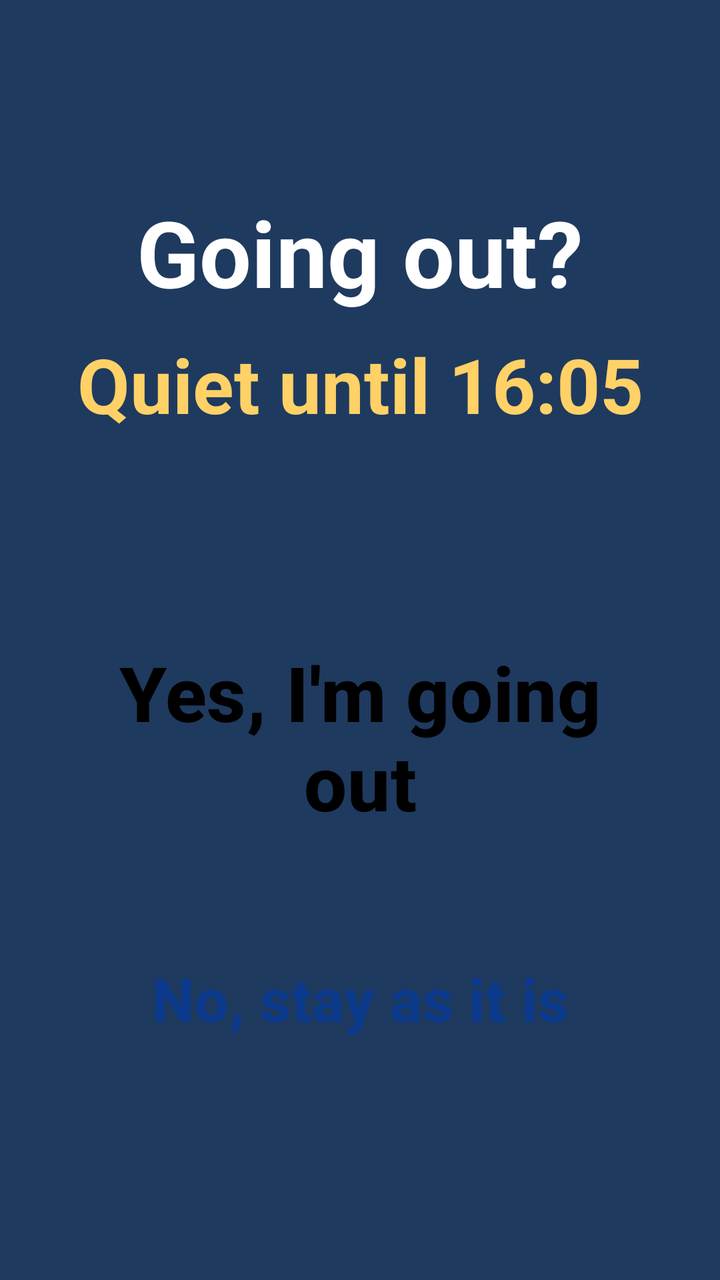
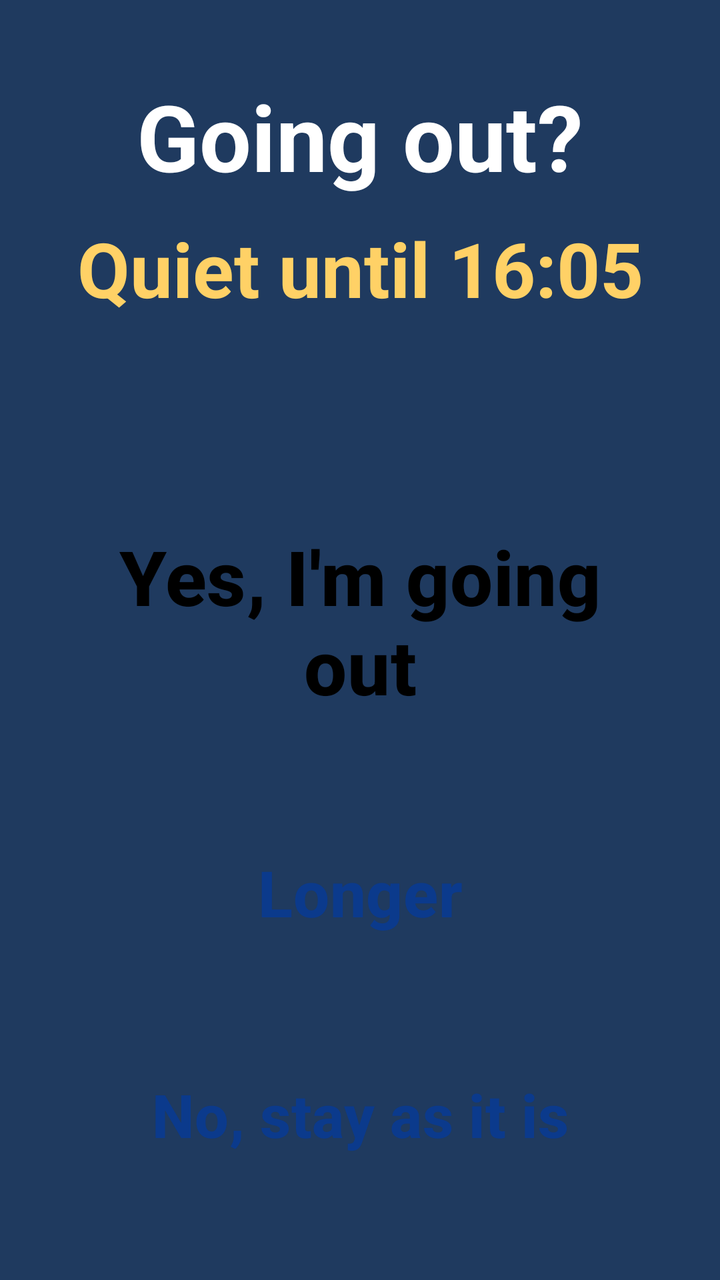

An Android layout rendered at two revisions. The XML below is the earlier revision; the diff shows what the commit changed to produce the second picture.
<!-- AndroidManifest.xml: activity theme Theme.PillGuard.Out -->
<!-- res/layout/activity_going_out.xml -->
<?xml version="1.0" encoding="utf-8"?>
<ScrollView xmlns:android="http://schemas.android.com/apk/res/android"
    android:id="@+id/outRoot"
    android:layout_width="match_parent"
    android:layout_height="match_parent"
    android:background="@color/out_bg"
    android:fillViewport="true">

    <LinearLayout
        android:layout_width="match_parent"
        android:layout_height="wrap_content"
        android:orientation="vertical"
        android:gravity="center"
        android:padding="20dp">

        <TextView
            android:id="@+id/outTitle"
            android:layout_width="match_parent"
            android:layout_height="wrap_content"
            android:text="Going out?"
            android:textColor="@color/white"
            android:textSize="46sp"
            android:textStyle="bold"
            android:gravity="center" />

        <TextView
            android:id="@+id/outUntil"
            android:layout_width="match_parent"
            android:layout_height="wrap_content"
            android:layout_marginTop="10dp"
            android:text="Quiet until 16:05"
            android:textColor="#FFD166"
            android:textSize="38sp"
            android:textStyle="bold"
            android:gravity="center" />

        <TextView
            android:id="@+id/outDetail"
            android:layout_width="match_parent"
            android:layout_height="wrap_content"
            android:layout_marginTop="18dp"
            android:text=""
            android:textColor="@color/white"
            android:textSize="26sp"
            android:lineSpacingMultiplier="1.15"
            android:gravity="center" />

        <Button
            android:id="@+id/btnOutYes"
            style="@style/AlarmButtonPrimary"
            android:layout_width="match_parent"
            android:layout_height="wrap_content"
            android:layout_marginTop="28dp"
            android:minHeight="140dp"
            android:textSize="38sp"
            android:text="Yes, I'm going out" />

        <Button
            android:id="@+id/btnOutNo"
            style="@style/AlarmButtonAlt"
            android:layout_width="match_parent"
            android:layout_height="wrap_content"
            android:minHeight="90dp"
            android:textSize="30sp"
            android:text="No, stay as it is" />
    </LinearLayout>
</ScrollView>
<!-- resources referenced by this layout -->
<resources>
  <color name="out_bg">#1F3A5F</color>
  <color name="white">#FFFFFF</color>
  <style name="AlarmButtonAlt" parent="Widget.Material3.Button">
          <item name="backgroundTint">@color/btn_alt_bg</item>
          <item name="android:textColor">@color/btn_alt_text_pill</item>
          <item name="rippleColor">#33000000</item>
          <item name="android:textAllCaps">false</item>
          <item name="android:textStyle">bold</item>
          <item name="cornerRadius">20dp</item>
          <item name="android:layout_marginTop">16dp</item>
      </style>
  <style name="AlarmButtonPrimary" parent="Widget.Material3.Button">
          <item name="backgroundTint">@color/btn_primary_bg</item>
          <item name="android:textColor">@color/btn_primary_text</item>
          <item name="rippleColor">#33000000</item>
          <item name="android:textAllCaps">false</item>
          <item name="android:textStyle">bold</item>
          <item name="cornerRadius">20dp</item>
          <item name="android:layout_marginTop">24dp</item>
      </style>
  <style name="Theme.PillGuard.Out" parent="Theme.Material3.Dark.NoActionBar">
          <item name="colorPrimary">@color/brand</item>
          <item name="android:windowBackground">@color/out_bg</item>
          <item name="android:statusBarColor">@color/out_bg</item>
          <item name="android:navigationBarColor">@color/out_bg</item>
      </style>
  <color name="btn_alt_bg">#FFFFFF</color>
  <color name="btn_alt_text_pill">#0B3A8C</color>
  <color name="btn_primary_bg">#FFD166</color>
  <color name="btn_primary_text">#000000</color>
  <color name="brand">#1E5AA8</color>
</resources>

<!-- the commit's change to res/layout/activity_going_out.xml (unified diff, before → after) -->
@@ -55,6 +55,16 @@
             android:textSize="38sp"
             android:text="Yes, I'm going out" />
 
+        
+        <Button
+            android:id="@+id/btnOutLonger"
+            style="@style/AlarmButtonAlt"
+            android:layout_width="match_parent"
+            android:layout_height="wrap_content"
+            android:minHeight="100dp"
+            android:textSize="32sp"
+            android:text="Longer" />
+
         <Button
             android:id="@+id/btnOutNo"
             style="@style/AlarmButtonAlt"
